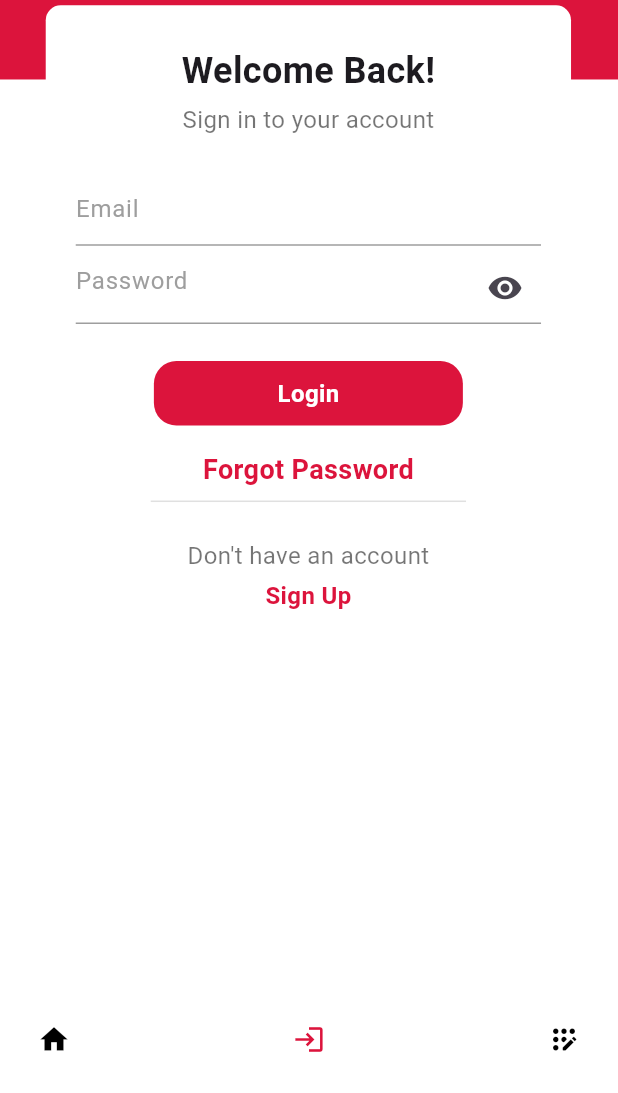
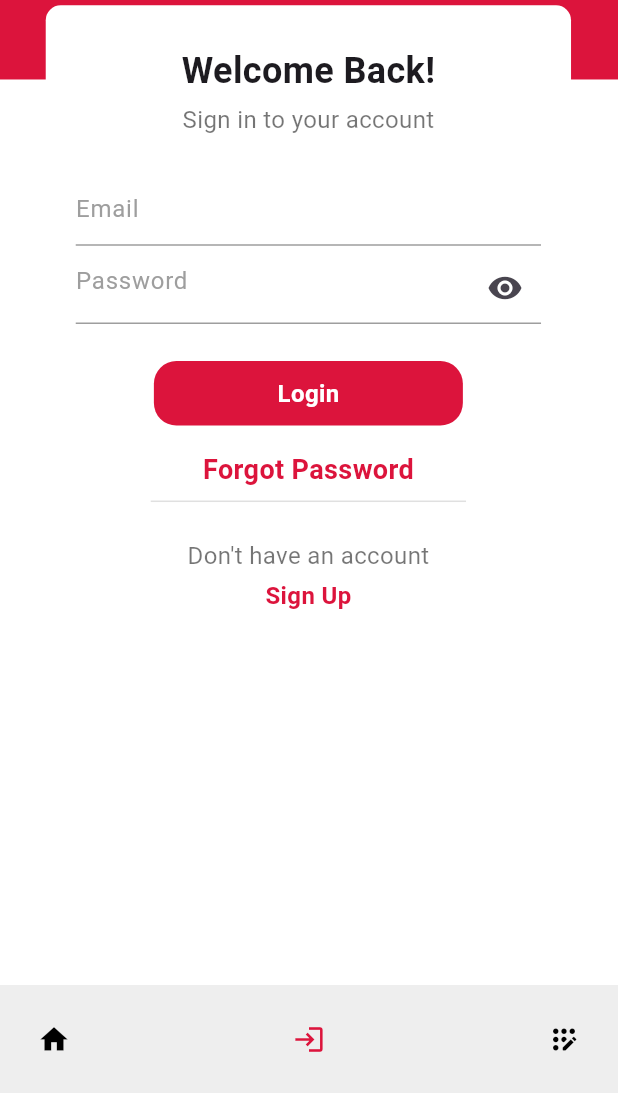
Before and after one commit to bgyn/Rental-Mobile, a Flutter app: the screen it shows after launch, on a phone screen of 412 x 824 dp, the part 143-1236 px from its top. Run offline on Flutter 3.47's test engine with Material 3 defaults, Android fonts, the phone set to English and light mode, and no system bars; drawn by our look-alikes of google_nav_bar; our stand-ins replace cached_network_image, carousel_slider, equatable, firebase_core, flutter_bloc, fpdart and 6 more; accounts and stored records are empty.

Commit message:
fix(UI): change background color of bottom navigation

```diff
--- a/lib/features/home/presentation/pages/home.dart
+++ b/lib/features/home/presentation/pages/home.dart
@@ -51,6 +51,7 @@ class _HomeState extends State<Home> {
                 ? loggedInRoute[currentIndex.state]
                 : loggedOutRoute[currentIndex.state],
             bottomNavigationBar: GNav(
+              backgroundColor: Colors.grey.shade200,
               curve: Curves.elasticIn,
               iconSize: 22,
               selectedIndex: currentIndex.state,
```
